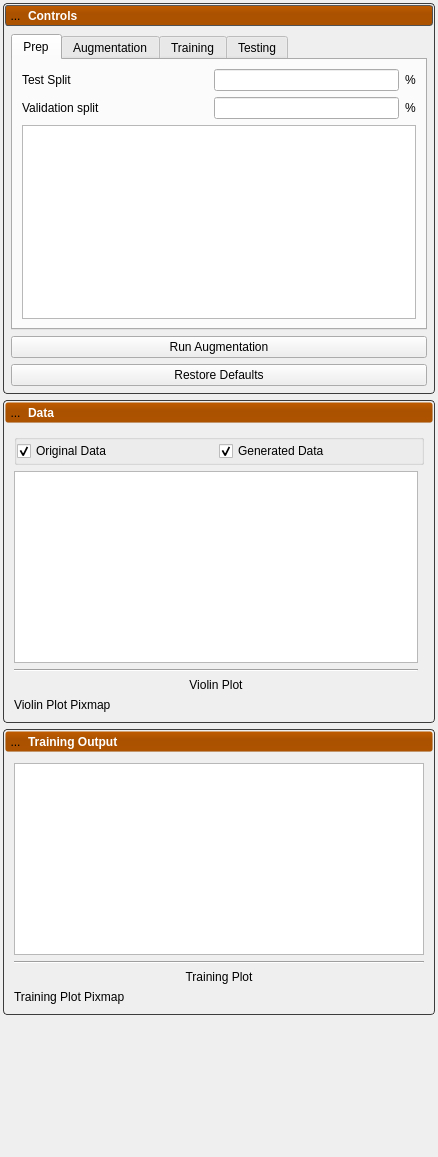
The window that Studio/DeepSSM/DeepSSMTool.ui (SCIInstitute/ShapeWorks) describes before a commit, drawn with Qt 5.
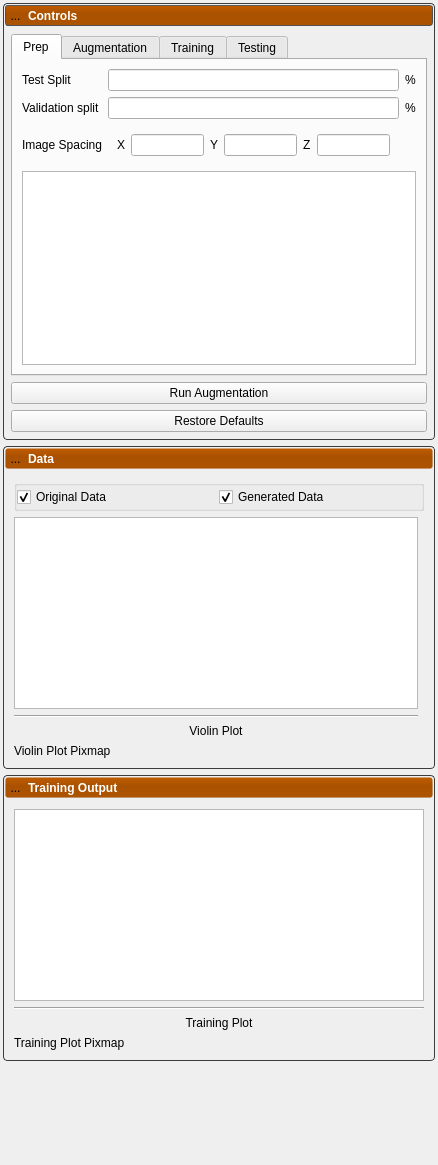
The same window after the commit. Icons and pictures are not drawn.

Commit message: Add spacing param and UI for DeepSSM

Patch:
```diff
--- a/Studio/DeepSSM/DeepSSMTool.ui
+++ b/Studio/DeepSSM/DeepSSMTool.ui
@@ -7,7 +7,7 @@
     <x>0</x>
     <y>0</y>
     <width>438</width>
-    <height>1157</height>
+    <height>1165</height>
    </rect>
   </property>
   <property name="windowTitle">
@@ -330,13 +330,6 @@
                 <string>Prep</string>
                </attribute>
                <layout class="QGridLayout" name="gridLayout_6">
-                <item row="0" column="2">
-                 <widget class="QLabel" name="label_14">
-                  <property name="text">
-                   <string>%</string>
-                  </property>
-                 </widget>
-                </item>
                 <item row="1" column="2">
                  <widget class="QLabel" name="label_15">
                   <property name="text">
@@ -357,6 +350,33 @@
                   </property>
                  </widget>
                 </item>
+                <item row="0" column="1">
+                 <widget class="QLineEdit" name="testing_split">
+                  <property name="sizePolicy">
+                   <sizepolicy hsizetype="Expanding" vsizetype="Fixed">
+                    <horstretch>0</horstretch>
+                    <verstretch>0</verstretch>
+                   </sizepolicy>
+                  </property>
+                  <property name="alignment">
+                   <set>Qt::AlignCenter</set>
+                  </property>
+                 </widget>
+                </item>
+                <item row="3" column="0" colspan="3">
+                 <widget class="QTextEdit" name="prep_text_edit">
+                  <property name="readOnly">
+                   <bool>true</bool>
+                  </property>
+                 </widget>
+                </item>
+                <item row="0" column="2">
+                 <widget class="QLabel" name="label_14">
+                  <property name="text">
+                   <string>%</string>
+                  </property>
+                 </widget>
+                </item>
                 <item row="1" column="1">
                  <widget class="QLineEdit" name="validation_split">
                   <property name="sizePolicy">
@@ -383,8 +403,38 @@
                   </property>
                  </widget>
                 </item>
+                <item row="2" column="0">
+                 <widget class="QLabel" name="label_18">
+                  <property name="text">
+                   <string>Image Spacing</string>
+                  </property>
+                 </widget>
+                </item>
+                <item row="2" column="1">
+                 <widget class="QWidget" name="widget" native="true">
+                  <layout class="QGridLayout" name="gridLayout_7">
+                   <item row="0" column="3">
+                    <widget class="QLineEdit" name="spacing_y">
+                     <property name="sizePolicy">
+                      <sizepolicy hsizetype="Expanding" vsizetype="Fixed">
+                       <horstretch>0</horstretch>
+                       <verstretch>0</verstretch>
+                      </sizepolicy>
+                     </property>
+                     <property name="alignment">
+                      <set>Qt::AlignCenter</set>
+                     </property>
+                    </widget>
+                   </item>
+                   <item row="0" column="4">
+                    <widget class="QLabel" name="label_21">
+                     <property name="text">
+                      <string>Z</string>
+                     </property>
+                    </widget>
+                   </item>
                 <item row="0" column="1">
-                 <widget class="QLineEdit" name="testing_split">
+                    <widget class="QLineEdit" name="spacing_x">
                   <property name="sizePolicy">
                    <sizepolicy hsizetype="Expanding" vsizetype="Fixed">
                     <horstretch>0</horstretch>
@@ -396,11 +446,34 @@
                   </property>
                  </widget>
                 </item>
-                <item row="2" column="0" colspan="3">
-                 <widget class="QTextEdit" name="prep_text_edit">
-                  <property name="readOnly">
-                   <bool>true</bool>
-                  </property>
+                   <item row="0" column="2">
+                    <widget class="QLabel" name="label_20">
+                     <property name="text">
+                      <string>Y</string>
+                     </property>
+                    </widget>
+                   </item>
+                   <item row="0" column="0">
+                    <widget class="QLabel" name="label_19">
+                     <property name="text">
+                      <string>X</string>
+                     </property>
+                    </widget>
+                   </item>
+                   <item row="0" column="5">
+                    <widget class="QLineEdit" name="spacing_z">
+                     <property name="sizePolicy">
+                      <sizepolicy hsizetype="Expanding" vsizetype="Fixed">
+                       <horstretch>0</horstretch>
+                       <verstretch>0</verstretch>
+                      </sizepolicy>
+                     </property>
+                     <property name="alignment">
+                      <set>Qt::AlignCenter</set>
+                     </property>
+                    </widget>
+                   </item>
+                  </layout>
                  </widget>
                 </item>
                </layout>
```
Lines whose indentation alone changed are shown as unchanged. The commit also changes 3 other files.
